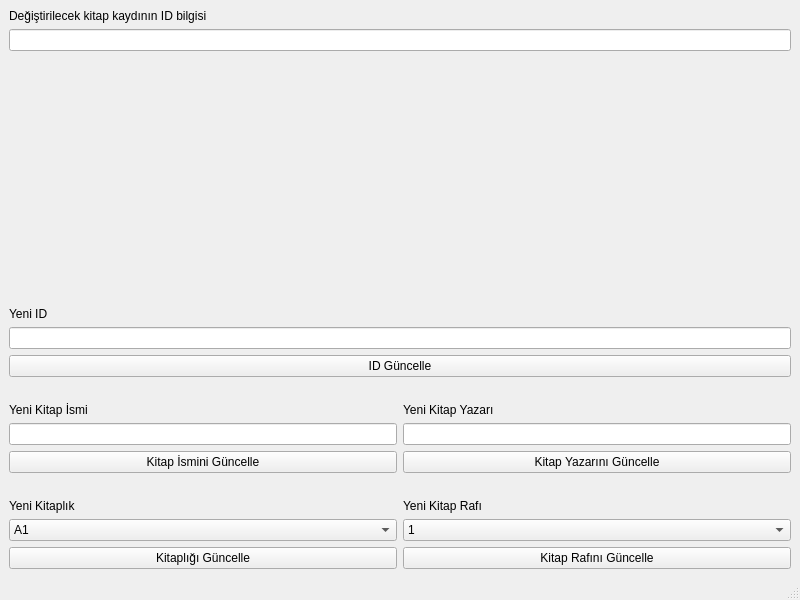
This is lib/pop-window/kitap_guncelle.ui in kernelginar/kuys as Qt 5 draws it before an edit. The edited form follows.
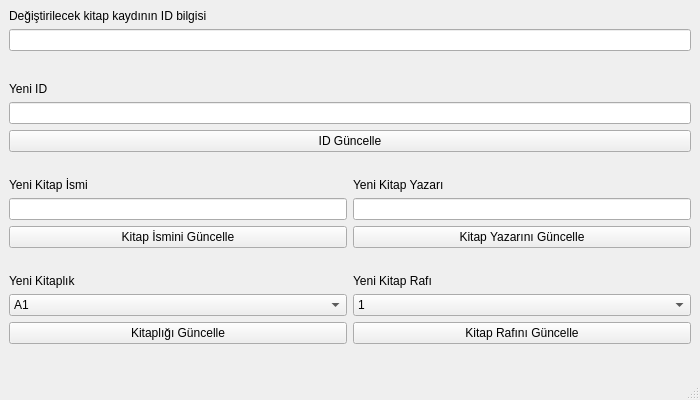
This is the edited form.

Commit message: Kitap işlemlerini gerçekleştiren arayüzlere ufak yenilikler yapıldı.

```diff
--- a/lib/pop-window/kitap_guncelle.ui
+++ b/lib/pop-window/kitap_guncelle.ui
@@ -6,14 +6,20 @@
    <rect>
     <x>0</x>
     <y>0</y>
-    <width>800</width>
-    <height>600</height>
+    <width>700</width>
+    <height>400</height>
    </rect>
   </property>
   <property name="minimumSize">
    <size>
-    <width>800</width>
-    <height>600</height>
+    <width>700</width>
+    <height>400</height>
+   </size>
+  </property>
+  <property name="maximumSize">
+   <size>
+    <width>700</width>
+    <height>400</height>
    </size>
   </property>
   <property name="windowTitle">
@@ -285,6 +291,19 @@
       </item>
      </layout>
     </item>
+    <item row="2" column="0">
+     <spacer name="verticalSpacer_2">
+      <property name="orientation">
+       <enum>Qt::Vertical</enum>
+      </property>
+      <property name="sizeHint" stdset="0">
+       <size>
+        <width>20</width>
+        <height>40</height>
+       </size>
+      </property>
+     </spacer>
+    </item>
    </layout>
   </widget>
   <widget class="QStatusBar" name="statusbar"/>
```
Left out of the diff: 140 changed lines with no effect on the pictures. The commit also changes 2 other files.
